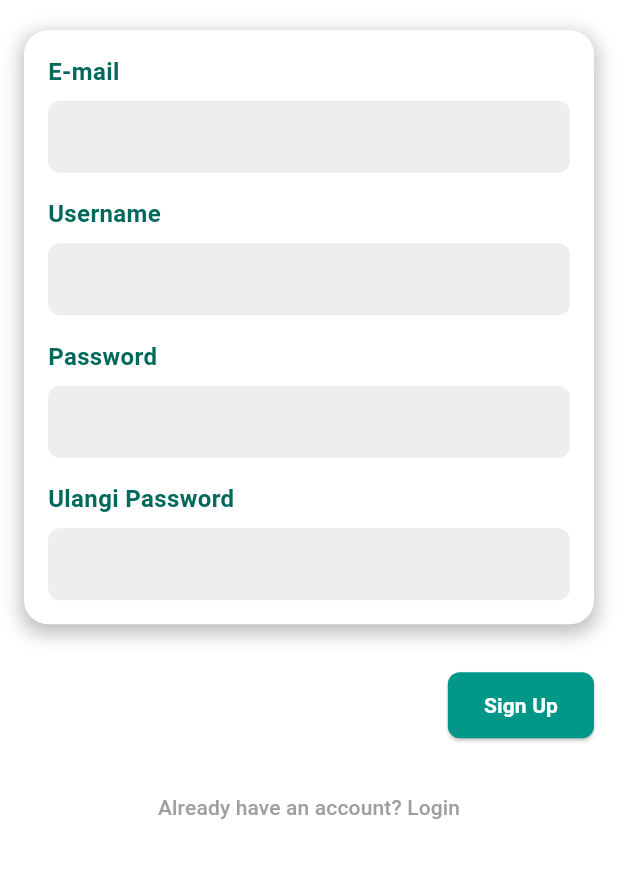
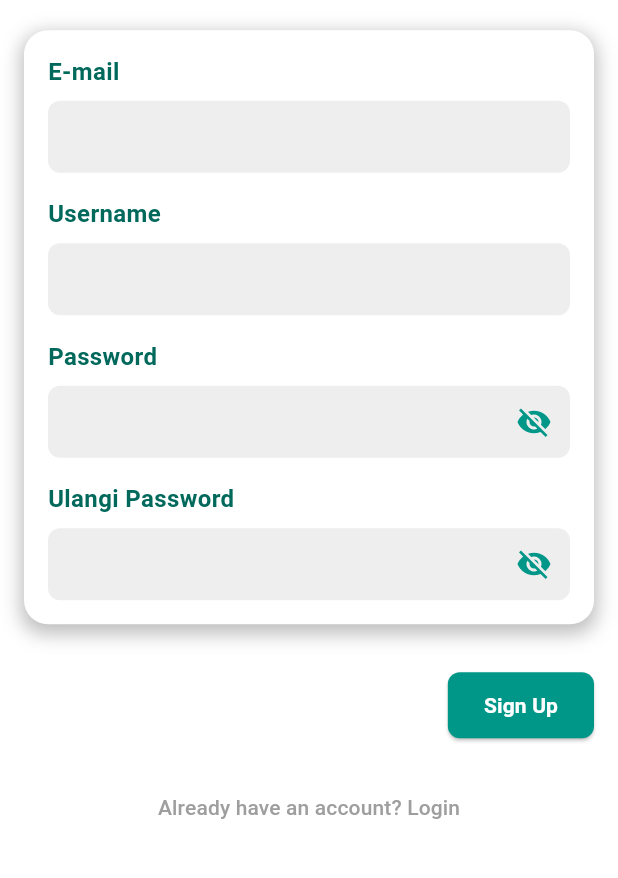
Before and after one commit to FaisalRidho12/apps_mobile, a Flutter app: the SignupScreen screen opened directly, on a phone screen of 412 x 824 dp, the part 356-1234 px from its top. Run offline on Flutter 3.47's test engine with Material 3 defaults, Android fonts, the phone set to English and light mode, and no system bars; our stand-ins replace cloud_firestore, firebase_auth, firebase_core; accounts and stored records are empty.

Commit message:
update di sign up
sudah mayan gacor cuy

```diff
--- a/lib/pages/signup.dart
+++ b/lib/pages/signup.dart
@@ -4,6 +4,8 @@ import 'package:cloud_firestore/cloud_firestore.dart'; // Import Firestore
 import 'login.dart';
 
 class SignupScreen extends StatefulWidget {
+  const SignupScreen({super.key});
+
   @override
   _SignupScreenState createState() => _SignupScreenState();
 }
@@ -16,6 +18,7 @@ class _SignupScreenState extends State<SignupScreen> {
   final TextEditingController _passwordController = TextEditingController();
   final TextEditingController _confirmPasswordController = TextEditingController();
   String? errorMessage;
+  bool _obscuretext = true;
 
   Future<void> _signup() async {
     if (_passwordController.text != _confirmPasswordController.text) {
@@ -62,7 +65,7 @@ class _SignupScreenState extends State<SignupScreen> {
             child: Column(
               mainAxisAlignment: MainAxisAlignment.center,
               children: [
-                Text(
+                const Text(
                   'Sign UP',
                   style: TextStyle(
                     fontSize: 30,
@@ -70,18 +73,18 @@ class _SignupScreenState extends State<SignupScreen> {
                     color: Colors.teal,
                   ),
                 ),
-                SizedBox(height: 20),
+                const SizedBox(height: 20),
                 Image.asset(
                   'assets/images/logo2.png',  // Path ikon hewan peliharaan
                   height: 150,
                 ),
-                SizedBox(height: 20),
+                const SizedBox(height: 20),
                 Container(
-                  padding: EdgeInsets.all(16),
+                  padding: const EdgeInsets.all(16),
                   decoration: BoxDecoration(
                     color: Colors.white,
                     borderRadius: BorderRadius.circular(16),
-                    boxShadow: [
+                    boxShadow: const [
                       BoxShadow(
                         color: Colors.black26,
                         blurRadius: 10,
@@ -101,7 +104,7 @@ class _SignupScreenState extends State<SignupScreen> {
                           color: Colors.teal[800],
                         ),
                       ),
-                      SizedBox(height: 8),
+                      const SizedBox(height: 8),
                       Container(
                         decoration: BoxDecoration(
                           color: Colors.grey[200],
@@ -109,13 +112,13 @@ class _SignupScreenState extends State<SignupScreen> {
                         ),
                         child: TextField(
                           controller: _emailController,
-                          decoration: InputDecoration(
+                          decoration: const InputDecoration(
                             border: InputBorder.none,
                             contentPadding: EdgeInsets.symmetric(horizontal: 16, vertical: 12),
                           ),
                         ),
                       ),
-                      SizedBox(height: 16),
+                      const SizedBox(height: 16),
                       Text(
                         'Username',
                         style: TextStyle(
@@ -124,7 +127,7 @@ class _SignupScreenState extends State<SignupScreen> {
                           color: Colors.teal[800],
                         ),
                       ),
-                      SizedBox(height: 8),
+                      const SizedBox(height: 8),
                       Container(
                         decoration: BoxDecoration(
                           color: Colors.grey[200],
@@ -132,13 +135,13 @@ class _SignupScreenState extends State<SignupScreen> {
                         ),
                         child: TextField(
                           controller: _usernameController,
-                          decoration: InputDecoration(
+                          decoration: const InputDecoration(
                             border: InputBorder.none,
                             contentPadding: EdgeInsets.symmetric(horizontal: 16, vertical: 12),
                           ),
                         ),
                       ),
-                      SizedBox(height: 16),
+                      const SizedBox(height: 16),
                       Text(
                         'Password',
                         style: TextStyle(
@@ -147,7 +150,7 @@ class _SignupScreenState extends State<SignupScreen> {
                           color: Colors.teal[800],
                         ),
                       ),
-                      SizedBox(height: 8),
+                      const SizedBox(height: 8),
                       Container(
                         decoration: BoxDecoration(
                           color: Colors.grey[200],
@@ -157,12 +160,23 @@ class _SignupScreenState extends State<SignupScreen> {
                           controller: _passwordController,
                           decoration: InputDecoration(
                             border: InputBorder.none,
-                            contentPadding: EdgeInsets.symmetric(horizontal: 16, vertical: 12),
+                            contentPadding: const EdgeInsets.symmetric(horizontal: 16, vertical: 12),
+                              suffixIcon: IconButton(
+                              icon: Icon(
+                                _obscuretext ? Icons.visibility_off : Icons.visibility,
+                                color: Colors.teal,
+                              ),
+                              onPressed: (){
+                                setState(() {
+                                  _obscuretext = !_obscuretext;
+                                });
+                              },
+                            )
                           ),
-                          obscureText: true,
+                          obscureText: _obscuretext,
                         ),
                       ),
-                      SizedBox(height: 16),
+                      const SizedBox(height: 16),
                       Text(
                         'Ulangi Password',
                         style: TextStyle(
@@ -171,7 +185,7 @@ class _SignupScreenState extends State<SignupScreen> {
                           color: Colors.teal[800],
                         ),
                       ),
-                      SizedBox(height: 8),
+                      const SizedBox(height: 8),
                       Container(
                         decoration: BoxDecoration(
                           color: Colors.grey[200],
@@ -181,21 +195,32 @@ class _SignupScreenState extends State<SignupScreen> {
                           controller: _confirmPasswordController,
                           decoration: InputDecoration(
                             border: InputBorder.none,
-                            contentPadding: EdgeInsets.symmetric(horizontal: 16, vertical: 12),
+                            contentPadding: const EdgeInsets.symmetric(horizontal: 16, vertical: 12),
+                              suffixIcon: IconButton(
+                              icon: Icon(
+                                _obscuretext ? Icons.visibility_off : Icons.visibility,
+                                color: Colors.teal,
+                              ),
+                              onPressed: (){
+                                setState(() {
+                                  _obscuretext = !_obscuretext;
+                                });
+                              },
+                            )
                           ),
-                          obscureText: true,
+                          obscureText: _obscuretext,
                         ),
                       ),
                     ],
                   ),
                 ),
-                SizedBox(height: 20),
+                const SizedBox(height: 20),
                 if (errorMessage != null)
                   Text(
                     errorMessage!,
-                    style: TextStyle(color: Colors.red),
+                    style: const TextStyle(color: Colors.red),
                   ),
-                SizedBox(height: 10),
+                const SizedBox(height: 10),
                 Align(
                   alignment: Alignment.centerRight,
                   child: ElevatedButton(
@@ -205,15 +230,15 @@ class _SignupScreenState extends State<SignupScreen> {
                       shape: RoundedRectangleBorder(
                         borderRadius: BorderRadius.circular(8),
                       ),
-                      padding: EdgeInsets.symmetric(horizontal: 24, vertical: 12),
+                      padding: const EdgeInsets.symmetric(horizontal: 24, vertical: 12),
                     ),
-                    child: Text(
+                    child: const Text(
                       'Sign Up',
                       style: TextStyle(color: Colors.white, fontWeight: FontWeight.bold),
                     ),
                   ),
                 ),
-                SizedBox(height: 20),
+                const SizedBox(height: 20),
                 TextButton(
                   onPressed: () {
                     Navigator.push(
@@ -221,7 +246,7 @@ class _SignupScreenState extends State<SignupScreen> {
                       MaterialPageRoute(builder: (context) => LoginScreen()),
                     );
                   },
-                  child: Text(
+                  child: const Text(
                     "Already have an account? Login",
                     style: TextStyle(color: Colors.grey),
                   ),
```
